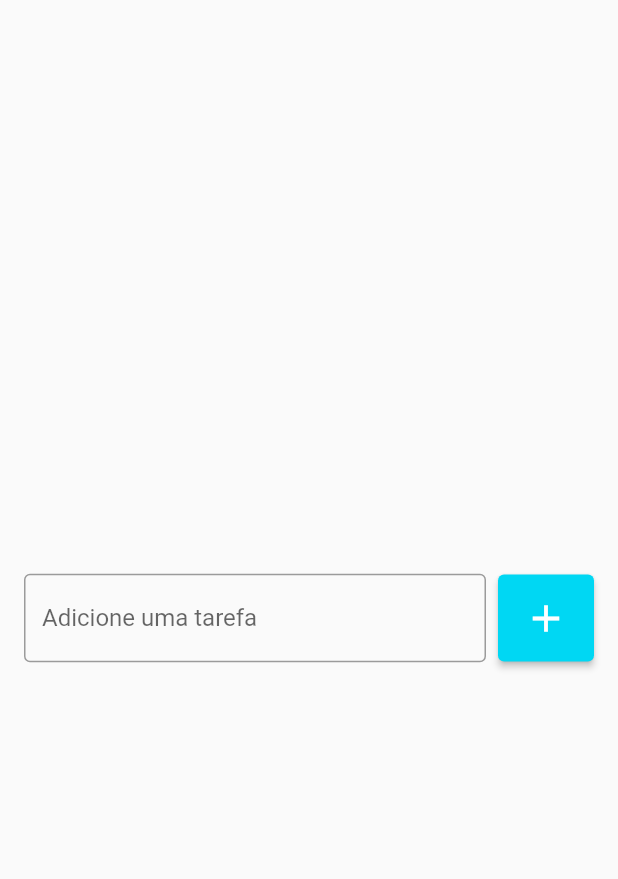
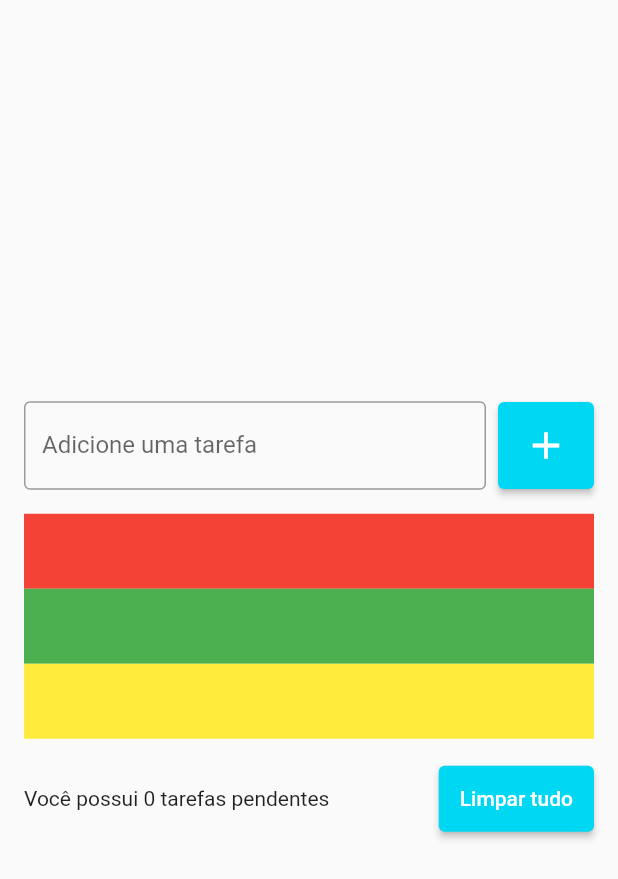
Before and after one commit to wilker123/TodoList_flutter, a Flutter app: the screen it shows after launch, on a phone screen of 412 x 824 dp. Shown: the top 879 px of the screen. Run offline on Flutter 3.47's test engine with Material 2 defaults, Android fonts, the phone set to English and light mode, and no system bars.

Commit message:
Created listView and refactoring project

```diff
--- a/todo_list/lib/pages/todo_list_page.dart
+++ b/todo_list/lib/pages/todo_list_page.dart
@@ -9,7 +9,10 @@ class TodoListPage extends StatelessWidget {
       body: Center(
         child: Padding(
           padding: const EdgeInsets.symmetric(horizontal: 16),
-          child: Row(
+          child: Column(
+            mainAxisSize: MainAxisSize.min,
+            children: [
+              Row(
                 children: [
                   const Expanded(
                     child: TextField(
@@ -26,8 +29,8 @@ class TodoListPage extends StatelessWidget {
                   ElevatedButton(
                     onPressed: () {},
                     style: ElevatedButton.styleFrom(
-                  primary: Color(0xff00d7f3),
-                  padding: EdgeInsets.all(14),
+                      primary: const Color(0xff00d7f3),
+                      padding: const EdgeInsets.all(14),
                     ),
                     child: const Icon(
                       Icons.add,
@@ -36,6 +39,49 @@ class TodoListPage extends StatelessWidget {
                   ),
                 ],
               ),
+              const SizedBox(
+                height: 16,
+              ),
+              ListView(
+                shrinkWrap: true,
+                children: [
+                  Container(
+                    height: 50,
+                    color: Colors.red,
+                  ),
+                  Container(
+                    height: 50,
+                    color: Colors.green,
+                  ),
+                  Container(
+                    height: 50,
+                    color: Colors.yellow,
+                  ),
+                ],
+              ),
+              const SizedBox(
+                height: 16,
+              ),
+              Row(
+                children: [
+                  const Expanded(
+                    child: Text("Você possui 0 tarefas pendentes"),
+                  ),
+                  const SizedBox(
+                    width: 8,
+                  ),
+                  ElevatedButton(
+                    onPressed: () {},
+                    child: const Text("Limpar tudo"),
+                    style: ElevatedButton.styleFrom(
+                      primary: const Color(0xff00d7f3),
+                      padding: const EdgeInsets.all(14),
+                    ),
+                  ),
+                ],
+              ),
+            ],
+          ),
         ),
       ),
     );
```
Lines whose indentation alone changed are shown as unchanged.
